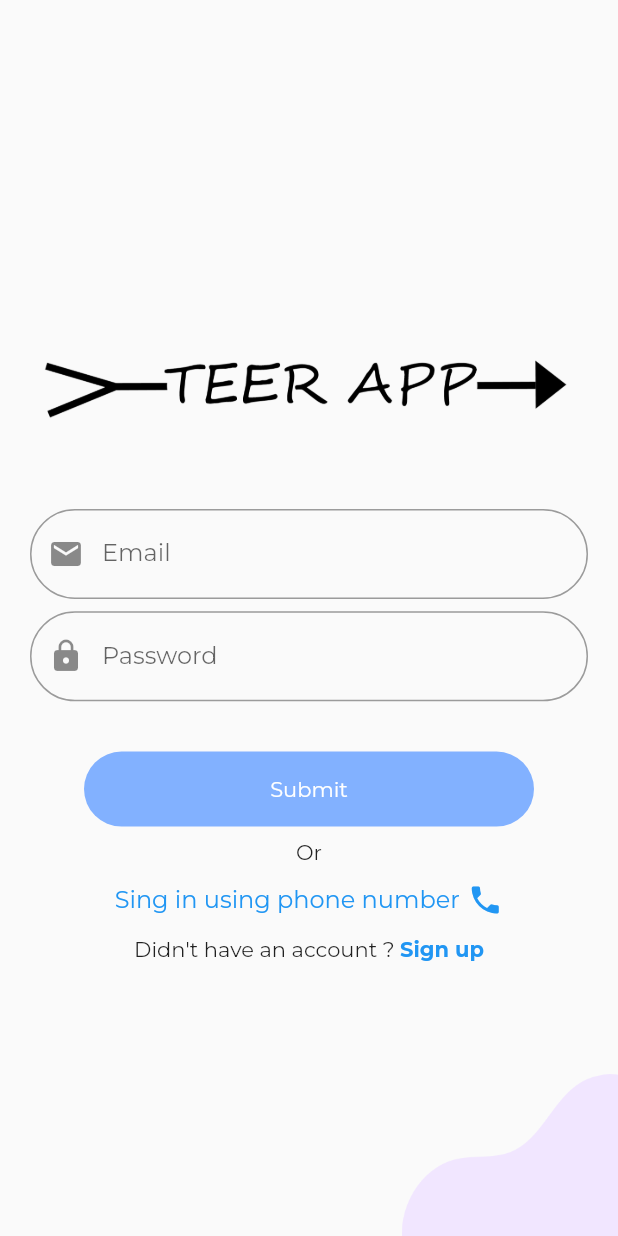
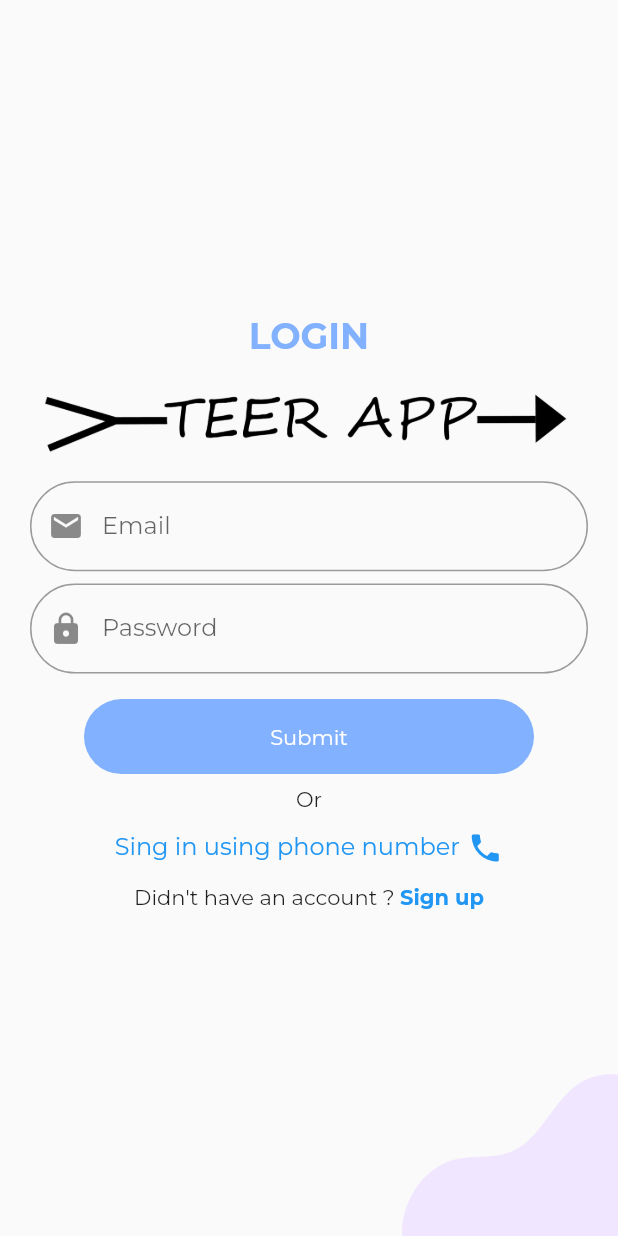
Before and after one commit to NikhileshDb/teer_app, a Flutter app: the screen it shows after launch, on a phone screen of 412 x 824 dp. Run offline on Flutter 3.47's test engine with Material 2 defaults, Android fonts, the phone set to English and light mode, and no system bars; our stand-ins replace cloud_firestore, curved_navigation_bar, firebase_auth, firebase_core, firebase_messaging, flutter_local_notifications and 1 more; accounts and stored records are empty.

Commit message:
getting ready for playstore

```diff
--- a/lib/screens/Authencticate/Login/login_form.dart
+++ b/lib/screens/Authencticate/Login/login_form.dart
@@ -32,13 +32,21 @@ class _LoginFormState extends State<LoginForm> {
         child: Column(
           mainAxisAlignment: MainAxisAlignment.center,
           children: <Widget>[
-            Image.asset("assets/images/logo.png", height: size.height * 0.20),
+            Text(
+              'LOGIN',
+              style: TextStyle(
+                  fontSize: 24.0,
+                  fontWeight: FontWeight.bold,
+                  color: Colors.blueAccent[100]),
+            ),
+            Image.asset("assets/images/logo.png", height: size.height * 0.10),
             loading
                 ? const Center(
                     heightFactor: 4,
                     widthFactor: 4,
                     child: CircularProgressIndicator())
-                : Column(
+                : SingleChildScrollView(
+                    child: Column(
                       children: [
                         RoundedTextFormField(
                           onChanged: (val) {
@@ -72,7 +80,6 @@ class _LoginFormState extends State<LoginForm> {
                           obscureText: true,
                           icon: const Icon(Icons.lock),
                         ),
-                      SizedBox(height: size.height * 0.01),
                         Text(
                           error,
                           style: const TextStyle(
@@ -80,7 +87,6 @@ class _LoginFormState extends State<LoginForm> {
                             fontSize: 14.0,
                           ),
                         ),
-                      SizedBox(height: size.height * 0.01),
                         RoundedButton(
                           text: 'Submit',
                           onPressed: () async {
@@ -110,6 +116,7 @@ class _LoginFormState extends State<LoginForm> {
                           },
                         ),
                       ],
+                    ),
                   ),
             SizedBox(height: size.height * 0.01),
             const Text('Or'),
--- a/lib/services/auth_service.dart
+++ b/lib/services/auth_service.dart
@@ -80,7 +80,6 @@ class AuthService {
             );
         return 'Successful!';
       } catch (e) {
-        print(e.toString());
         return "Unsucessful!";
       }
     }
--- a/lib/services/push_notification_service.dart
+++ b/lib/services/push_notification_service.dart
@@ -36,7 +36,9 @@ class LocalNotificationService {
         payload: message.data["navigate"],
       );
     } on Exception catch (e) {
+      // ignore: avoid_print
       print(e);
+      return null;
     }
   }
 }
```
Also changed, not shown: lib/screens/Authencticate/Regsiter/register_form.dart (+5 -8 lines), 8 other files. Lines whose indentation alone changed are shown as unchanged.
